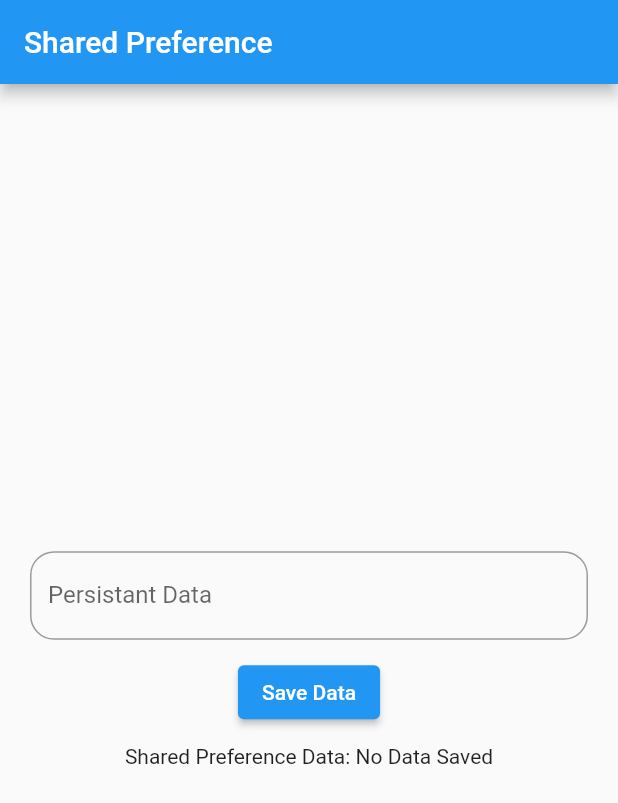
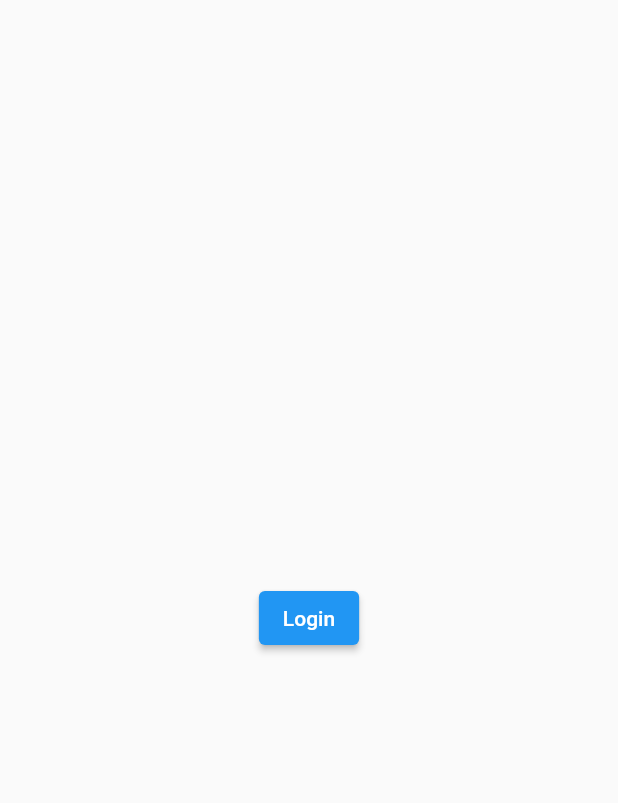
Before and after one commit to vutfiq01/reso_weather_states_builder, a Flutter app: the screen it shows after launch, on a phone screen of 412 x 824 dp. Shown: the top 803 px of the screen. Run offline on Flutter 3.47's test engine with Material 2 defaults, Android fonts, the phone set to English and light mode, and no system bars; our stand-ins replace shared_preferences, states_rebuilder.

Commit message:
practiced shared pref simple login screen

```diff
--- a/lib/main.dart
+++ b/lib/main.dart
@@ -10,88 +10,179 @@ final weatherStore =
 
 void main() => runApp(const MyApp());
 
-class MyApp extends StatefulWidget {
+class MyApp extends StatelessWidget {
   const MyApp({super.key});
 
   @override
-  State<MyApp> createState() => _MyAppState();
+  Widget build(BuildContext context) {
+    return const MaterialApp(
+      title: 'Flutter Login Screen',
+      home: LoginScreen(),
+    );
+  }
 }
 
-class _MyAppState extends State<MyApp> {
-  late TextEditingController textController;
-  static const String dataKey = 'persist_data';
-  var prefsSavedValue = '';
+class LoginScreen extends StatefulWidget {
+  const LoginScreen({super.key});
+
+  @override
+  State<LoginScreen> createState() => _LoginScreenState();
+}
+
+class _LoginScreenState extends State<LoginScreen> {
+  bool _isLoggedIn = false;
+
+  void _checkLoginStatus() async {
+    SharedPreferences prefs = await SharedPreferences.getInstance();
+
+    bool isLoggedIn = prefs.getBool('is_logged_in') ?? false;
+
+    setState(() {
+      _isLoggedIn = isLoggedIn;
+    });
+  }
+
+  void _setLoginStatus(bool value) async {
+    SharedPreferences prefs = await SharedPreferences.getInstance();
+
+    await prefs.setBool('is_logged_in', value);
+
+    setState(() {
+      _isLoggedIn = value;
+    });
+  }
 
   @override
   void initState() {
-    textController = TextEditingController();
     super.initState();
-    getValue();
-  }
-
-  void getValue() async {
-    var prefs = await SharedPreferences.getInstance();
-    prefsSavedValue = prefs.getString(dataKey) ?? 'No Data Saved';
-    setState(() {});
-  }
-
-  @override
-  void dispose() {
-    textController.dispose();
-    super.dispose();
+    _checkLoginStatus();
   }
 
   @override
   Widget build(BuildContext context) {
-    return MaterialApp(
-      debugShowCheckedModeBanner: false,
-      title: 'Material App',
-      home: Scaffold(
-        appBar: AppBar(
-          title: const Text('Shared Preference'),
-        ),
-        body: Padding(
-          padding: const EdgeInsets.all(20.0),
-          child: Center(
-            child: Column(
-              mainAxisAlignment: MainAxisAlignment.center,
-              children: [
-                TextField(
-                  controller: textController,
-                  decoration: InputDecoration(
-                      hintText: 'Type data',
-                      label: const Text('Persistant Data'),
-                      border: OutlineInputBorder(
-                          borderRadius: BorderRadius.circular(16.0))),
-                ),
-                const SizedBox(
-                  height: 11.0,
-                ),
-                ElevatedButton(
-                  onPressed: () async {
-                    var data = textController.text.toString();
-                    textController.clear();
-                    var prefs = await SharedPreferences.getInstance();
-                    await prefs.setString(dataKey, data);
-                    prefsSavedValue =
-                        prefs.getString(dataKey) ?? 'No Data Saved';
-
-                    setState(() {});
-                  },
-                  child: const Text('Save Data'),
-                ),
-                const SizedBox(
-                  height: 11.0,
-                ),
-                Text('Shared Preference Data: $prefsSavedValue'),
-              ],
-            ),
-          ),
-        ),
+    return Scaffold(
+      body: Center(
+        child: _isLoggedIn ? const HomeScreen() : LoginButton(_setLoginStatus),
       ),
     );
   }
 }
+
+class LoginButton extends StatelessWidget {
+  final Function(bool) setLoginStatus;
+
+  const LoginButton(this.setLoginStatus, {super.key});
+
+  @override
+  Widget build(BuildContext context) {
+    return ElevatedButton(
+      onPressed: () {
+        setLoginStatus(true);
+      },
+      child: const Text('Login'),
+    );
+  }
+}
+
+class HomeScreen extends StatelessWidget {
+  const HomeScreen({super.key});
+
+  @override
+  Widget build(BuildContext context) {
+    return const Text(
+      'Welcome to the home screen',
+      style: TextStyle(fontSize: 24),
+    );
+  }
+}
+
+
+
+
+
+
+// class MyApp extends StatefulWidget {
+//   const MyApp({super.key});
+
+//   @override
+//   State<MyApp> createState() => _MyAppState();
+// }
+
+// class _MyAppState extends State<MyApp> {
+//   late TextEditingController textController;
+//   static const String dataKey = 'persist_data';
+//   var prefsSavedValue = '';
+
+//   @override
+//   void initState() {
+//     textController = TextEditingController();
+//     super.initState();
+//     getValue();
+//   }
+
+//   void getValue() async {
+//     var prefs = await SharedPreferences.getInstance();
+//     prefsSavedValue = prefs.getString(dataKey) ?? 'No Data Saved';
+//     setState(() {});
+//   }
+
+//   @override
+//   void dispose() {
+//     textController.dispose();
+//     super.dispose();
+//   }
+
+//   @override
+//   Widget build(BuildContext context) {
+//     return MaterialApp(
+//       debugShowCheckedModeBanner: false,
+//       title: 'Material App',
+//       home: Scaffold(
+//         appBar: AppBar(
+//           title: const Text('Shared Preference'),
+//         ),
+//         body: Padding(
+//           padding: const EdgeInsets.all(20.0),
+//           child: Center(
+//             child: Column(
+//               mainAxisAlignment: MainAxisAlignment.center,
+//               children: [
+//                 TextField(
+//                   controller: textController,
+//                   decoration: InputDecoration(
+//                       hintText: 'Type data',
+//                       label: const Text('Persistant Data'),
+//                       border: OutlineInputBorder(
+//                           borderRadius: BorderRadius.circular(16.0))),
+//                 ),
+//                 const SizedBox(
+//                   height: 11.0,
+//                 ),
+//                 ElevatedButton(
+//                   onPressed: () async {
+//                     var data = textController.text.toString();
+//                     textController.clear();
+//                     var prefs = await SharedPreferences.getInstance();
+//                     await prefs.setString(dataKey, data);
+//                     prefsSavedValue =
+//                         prefs.getString(dataKey) ?? 'No Data Saved';
+
+//                     setState(() {});
+//                   },
+//                   child: const Text('Save Data'),
+//                 ),
+//                 const SizedBox(
+//                   height: 11.0,
+//                 ),
+//                 Text('Shared Preference Data: $prefsSavedValue'),
+//               ],
+//             ),
+//           ),
+//         ),
+//       ),
+//     );
+//   }
+// }
 
 
 
```
